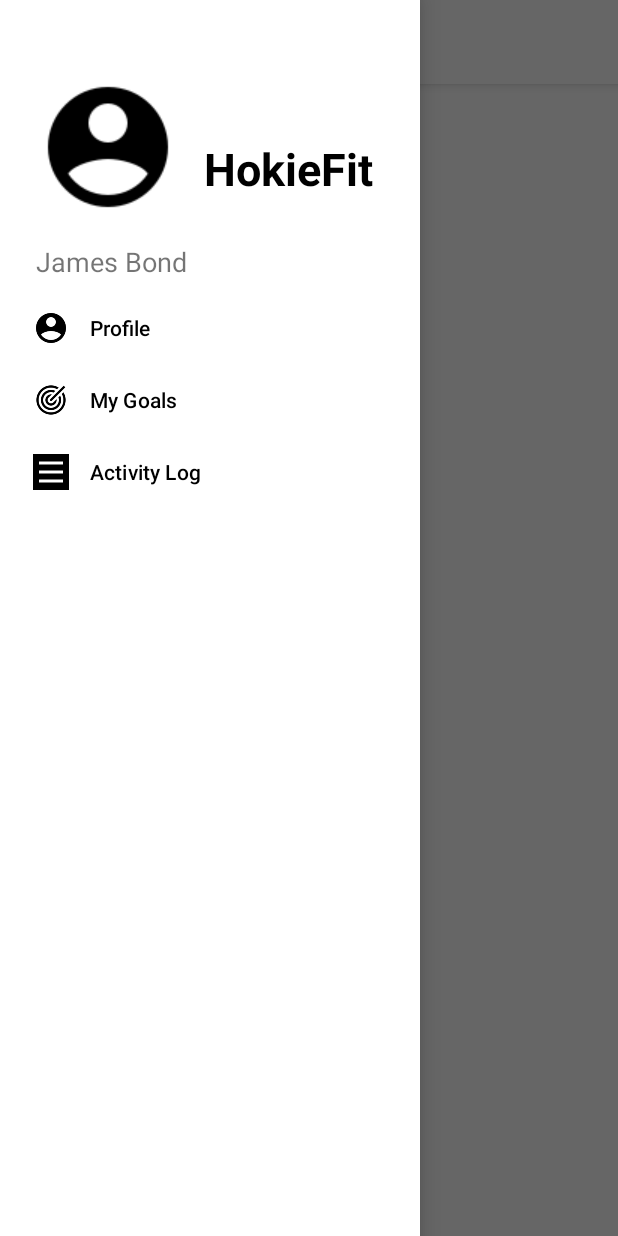
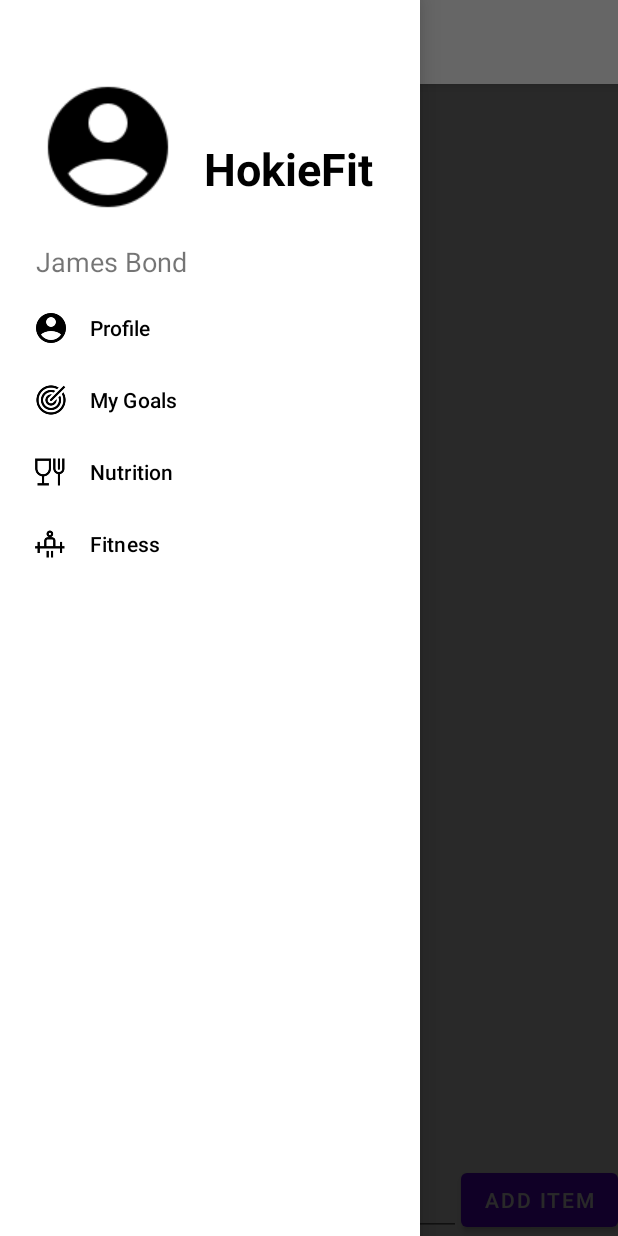
Before and after one commit to thewongian/hokie-fit, an Android app: the fragment GoalsFragment placed in its activity, with the side drawer open, on a phone screen of 412 x 824 dp. Run offline under Robolectric (Android 15) with nearby library versions, the phone set to English and light mode, and no system bars.

Commit message:
need persistance still

```diff
--- a/app/build.gradle
+++ b/app/build.gradle
@@ -29,7 +29,7 @@ android {
 }
 
 dependencies {
-
+    implementation group: 'org.apache.commons', name: 'commons-io', version: '1.3.2'
     implementation 'androidx.appcompat:appcompat:1.2.0'
     implementation 'com.google.android.material:material:1.3.0'
     implementation 'androidx.constraintlayout:constraintlayout:2.0.4'
--- a/app/src/main/java/com/example/hokiefit/GoalsFragment.java
+++ b/app/src/main/java/com/example/hokiefit/GoalsFragment.java
@@ -1,20 +1,91 @@
 package com.example.hokiefit;
 
+import android.content.Context;
 import android.os.Bundle;
 import android.view.LayoutInflater;
 import android.view.View;
 import android.view.ViewGroup;
+import android.widget.AdapterView;
+import android.widget.ArrayAdapter;
+import android.widget.Button;
+import android.widget.EditText;
+import android.widget.ListView;
+
 import androidx.annotation.NonNull;
 import androidx.annotation.Nullable;
 import androidx.fragment.app.Fragment;
 
+import org.apache.commons.io.FileUtils;
+
+import java.io.File;
+import java.io.IOException;
+import java.util.ArrayList;
+
 public class GoalsFragment extends Fragment {
+
+    private ArrayList<String> goals;
+    private ArrayAdapter<String> goalsAdapter;
+    private ListView lvGoals;
+    private Button addItem;
+    private EditText newGoal;
 
     @Nullable
     @Override
     public View onCreateView(@NonNull LayoutInflater inflater, @Nullable ViewGroup container, @Nullable Bundle savedInstanceState) {
         View v = inflater.inflate(R.layout.goals_fragment, container, false);
         setRetainInstance(true);
+
+        lvGoals = v.findViewById(R.id.goals_list);
+        readItems(getContext());
+        goals = new ArrayList<String>();
+        addItem = v.findViewById(R.id.goals_add_item);
+        newGoal = v.findViewById(R.id.goals_et);
+        goalsAdapter = new ArrayAdapter<String>(container.getContext(), android.R.layout.simple_list_item_1, goals);
+        lvGoals.setAdapter(goalsAdapter);
+
+        addItem.setOnClickListener(new View.OnClickListener() {
+            @Override
+            public void onClick(View view) {
+                goalsAdapter.add(newGoal.getText().toString());
+                newGoal.setText("");
+                writeItems(getContext());
+            }
+        });
+
+        setupListViewListener(getContext());
+
         return v;
     }
+
+    private void setupListViewListener(Context context) {
+        lvGoals.setOnItemLongClickListener(new AdapterView.OnItemLongClickListener() {
+            @Override
+            public boolean onItemLongClick(AdapterView<?> adapterView, View view, int i, long l) {
+                goals.remove(i);
+                goalsAdapter.notifyDataSetChanged();
+                writeItems(context);
+                return true;
+            }
+        });
+    }
+
+    private void readItems(Context context) {
+        File filesDir = context.getFilesDir();
+        File todoFile = new File(filesDir, "todo.txt");
+        try {
+            goals = new ArrayList<String>(FileUtils.readLines(todoFile));
+        } catch (IOException e) {
+            goals = new ArrayList<String>();
+        }
+    }
+
+    private void writeItems(Context context) {
+        File filesDir = context.getFilesDir();
+        File todoFile = new File(filesDir, "todo.txt");
+        try {
+            FileUtils.writeLines(todoFile, goals);
+        } catch (IOException e) {
+            e.printStackTrace();
+        }
+    }
 }
--- a/app/src/main/res/layout/activity_main.xml
+++ b/app/src/main/res/layout/activity_main.xml
@@ -1,14 +1,21 @@
 <?xml version="1.0" encoding="utf-8"?>
-<androidx.constraintlayout.widget.ConstraintLayout xmlns:android="http://schemas.android.com/apk/res/android"
-    xmlns:app="http://schemas.android.com/apk/res-auto"
+<androidx.drawerlayout.widget.DrawerLayout xmlns:app="http://schemas.android.com/apk/res-auto"
     xmlns:tools="http://schemas.android.com/tools"
+    xmlns:android="http://schemas.android.com/apk/res/android"
+    android:layout_height="match_parent"
+    android:layout_width="match_parent"
+    android:id="@+id/drawer_layout"
+    tools:context=".MainActivity">
+
+    <LinearLayout
         android:layout_width="match_parent"
         android:layout_height="match_parent">
-    <androidx.drawerlayout.widget.DrawerLayout
+        <FrameLayout
+            android:id="@+id/container"
             android:layout_width="match_parent"
             android:layout_height="match_parent"
-        android:id="@+id/drawer_layout"
-        tools:context=".MainActivity">
+            android:layout_marginTop="?attr/actionBarSize"/>
+    </LinearLayout>
 
     <androidx.coordinatorlayout.widget.CoordinatorLayout
         android:layout_width="match_parent"
@@ -32,22 +39,10 @@
     <com.google.android.material.navigation.NavigationView
         android:layout_width="wrap_content"
         android:layout_height="match_parent"
-            app:menu="@menu/nav_menu"
         android:id="@+id/nav_view"
         android:layout_gravity="start"
+        app:menu="@menu/nav_menu"
         app:headerLayout="@layout/nav_header">
     </com.google.android.material.navigation.NavigationView>
 
 </androidx.drawerlayout.widget.DrawerLayout>
-
-    <FrameLayout
-        android:translationZ="-20dp"
-        android:id="@+id/container"
-        android:layout_width="413dp"
-        android:layout_height="677dp"
-        app:layout_constraintBottom_toBottomOf="parent"
-        app:layout_constraintEnd_toEndOf="parent"
-        app:layout_constraintHorizontal_bias="0.5"
-        app:layout_constraintStart_toStartOf="parent" />
-
-</androidx.constraintlayout.widget.ConstraintLayout>
--- a/app/src/main/res/layout/goals_fragment.xml
+++ b/app/src/main/res/layout/goals_fragment.xml
@@ -1,11 +1,47 @@
 <?xml version="1.0" encoding="utf-8"?>
-<LinearLayout xmlns:android="http://schemas.android.com/apk/res/android"
-    android:orientation="vertical" android:layout_width="match_parent"
+<RelativeLayout xmlns:android="http://schemas.android.com/apk/res/android"
+    android:orientation="vertical"
+    android:layout_width="match_parent"
     android:layout_height="match_parent">
 
     <TextView
-        android:id="@+id/textView4"
+        android:layout_margin="10dp"
+        android:id="@+id/goals_title"
         android:layout_width="match_parent"
         android:layout_height="wrap_content"
-        android:text="goals" />
-</LinearLayout>
+        android:layout_alignParentTop="true"
+        android:layout_marginTop="0dp"
+        android:text="@string/my_goals"
+        android:textSize="24sp"
+        android:textStyle="bold" />
+
+    <ListView
+        android:layout_marginTop="40dp"
+        android:layout_width="wrap_content"
+        android:layout_height="wrap_content"
+        android:id="@+id/goals_list"
+        android:layout_alignParentTop="true"
+        android:layout_alignParentStart="true"
+        android:layout_above="@+id/goals_add_item" />
+
+    <EditText
+        android:layout_marginStart="5dp"
+        android:layout_width="wrap_content"
+        android:layout_height="wrap_content"
+        android:id="@+id/goals_et"
+        android:layout_alignTop="@+id/goals_add_item"
+        android:hint="@string/enter_a_new_goal"
+        android:layout_alignParentStart="true"
+        android:layout_toStartOf="@+id/goals_add_item"
+        android:layout_alignParentBottom="true"
+        android:autofillHints=""
+        android:inputType="text" />
+
+    <Button
+        android:layout_width="wrap_content"
+        android:layout_height="wrap_content"
+        android:text="@string/add_item"
+        android:id="@+id/goals_add_item"
+        android:layout_alignParentBottom="true"
+        android:layout_alignParentEnd="true"/>
+</RelativeLayout>
--- a/app/src/main/res/menu/nav_menu.xml
+++ b/app/src/main/res/menu/nav_menu.xml
@@ -6,6 +6,8 @@
     <item android:title="@string/my_goals"
         android:icon="@drawable/goal"
         android:id="@+id/goals"/>
-    <item android:title="@string/activity_log"
-        android:icon="@drawable/activity_feed"/>
+    <item android:title="@string/nutrition"
+        android:icon="@drawable/nutrition"/>
+    <item android:title="@string/fitness"
+        android:icon="@drawable/fitness"/>
 </menu>
--- a/app/src/main/res/values/strings.xml
+++ b/app/src/main/res/values/strings.xml
@@ -8,4 +8,9 @@
     <string name="activity_log">Activity Log</string>
     <string name="openNavDrawer">Navigation Drawer Open</string>
     <string name="closeNavDrawer">Navigation Drawer Close</string>
+    <string name="nutrition">Nutrition</string>
+    <string name="fitness">Fitness</string>
+    <string name="enter_a_new_item">Enter a new item</string>
+    <string name="add_item">Add Item</string>
+    <string name="enter_a_new_goal">Enter a new goal</string>
 </resources>
```
Also changed, not shown: app/src/main/res/drawable/fitness.png (added), app/src/main/res/drawable/nutrition.png (added). Lines whose indentation alone changed are shown as unchanged.
